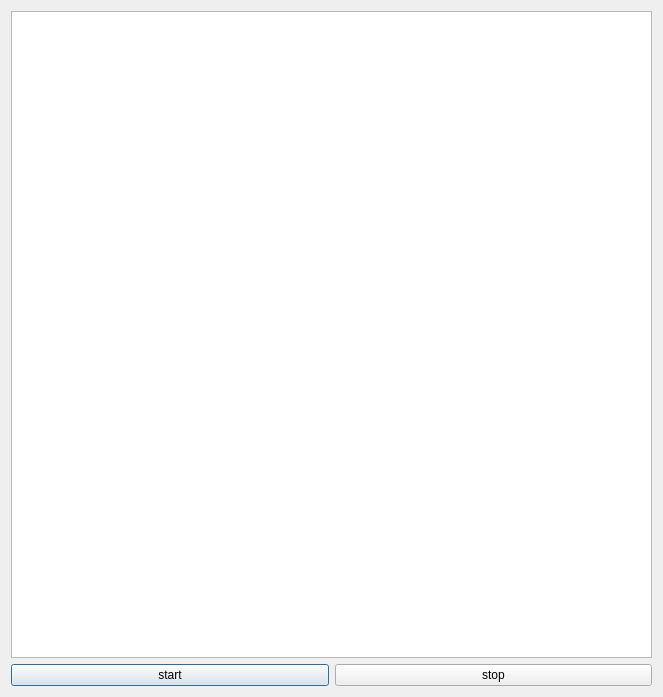
Qt form dialog.ui (IbrahimYang/DVS128_Qt4) before a commit.
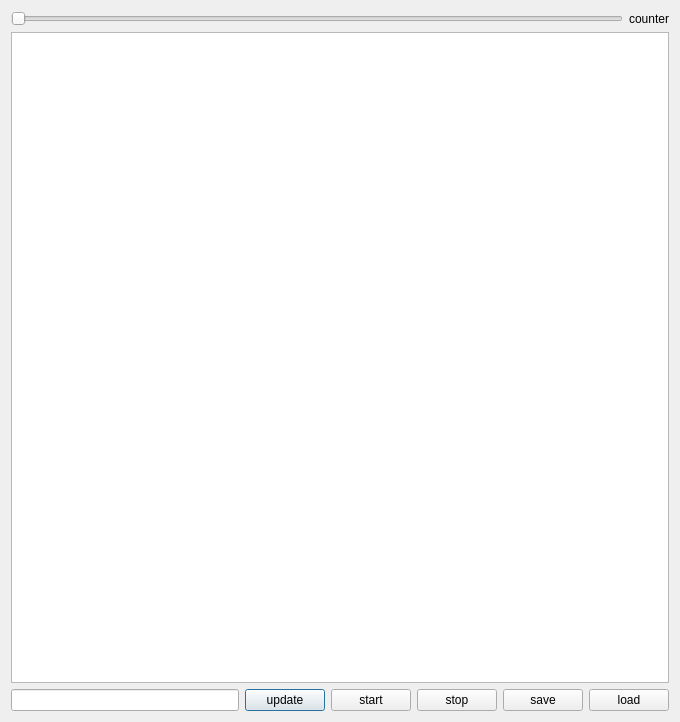
The same form after that commit.

Patch:
```diff
--- a/dialog.ui
+++ b/dialog.ui
@@ -6,14 +6,32 @@
    <rect>
     <x>0</x>
     <y>0</y>
-    <width>663</width>
-    <height>697</height>
+    <width>680</width>
+    <height>722</height>
    </rect>
   </property>
   <property name="windowTitle">
    <string>Dialog</string>
   </property>
-  <layout class="QHBoxLayout" name="horizontalLayout_2">
+  <layout class="QVBoxLayout" name="verticalLayout_2">
+   <item>
+    <layout class="QHBoxLayout" name="horizontalLayout_2">
+     <item>
+      <widget class="QSlider" name="horizontalSlider">
+       <property name="orientation">
+        <enum>Qt::Horizontal</enum>
+       </property>
+      </widget>
+     </item>
+     <item>
+      <widget class="QLabel" name="label">
+       <property name="text">
+        <string>counter</string>
+       </property>
+      </widget>
+     </item>
+    </layout>
+   </item>
    <item>
     <layout class="QVBoxLayout" name="verticalLayout">
      <item>
@@ -22,7 +40,17 @@
      <item>
       <layout class="QHBoxLayout" name="horizontalLayout">
        <item>
-        <widget class="QPushButton" name="pushButton">
+        <widget class="QLineEdit" name="lineEdit"/>
+       </item>
+       <item>
+        <widget class="QPushButton" name="update_Button">
+         <property name="text">
+          <string>update</string>
+         </property>
+        </widget>
+       </item>
+       <item>
+        <widget class="QPushButton" name="start_Button">
          <property name="text">
           <string>start</string>
          </property>
@@ -35,6 +63,20 @@
          </property>
         </widget>
        </item>
+       <item>
+        <widget class="QPushButton" name="save_Button">
+         <property name="text">
+          <string>save</string>
+         </property>
+        </widget>
+       </item>
+       <item>
+        <widget class="QPushButton" name="load_Button">
+         <property name="text">
+          <string>load</string>
+         </property>
+        </widget>
+       </item>
       </layout>
      </item>
     </layout>
```
Left out of the diff: 2 changed lines with no effect on the pictures.
